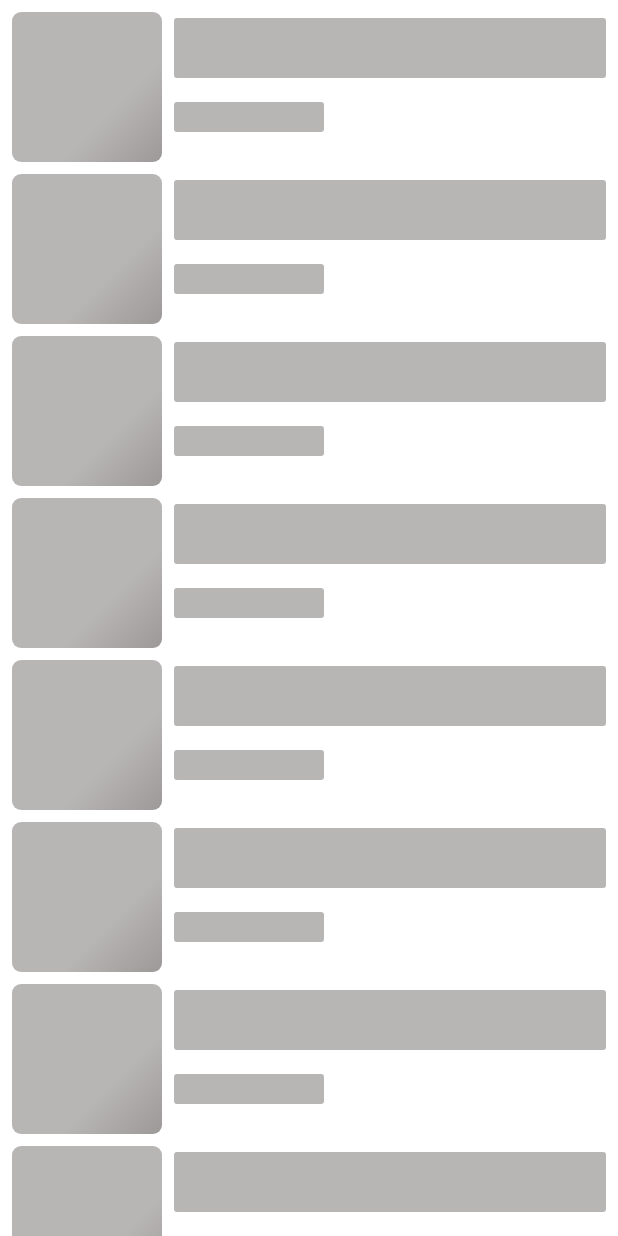
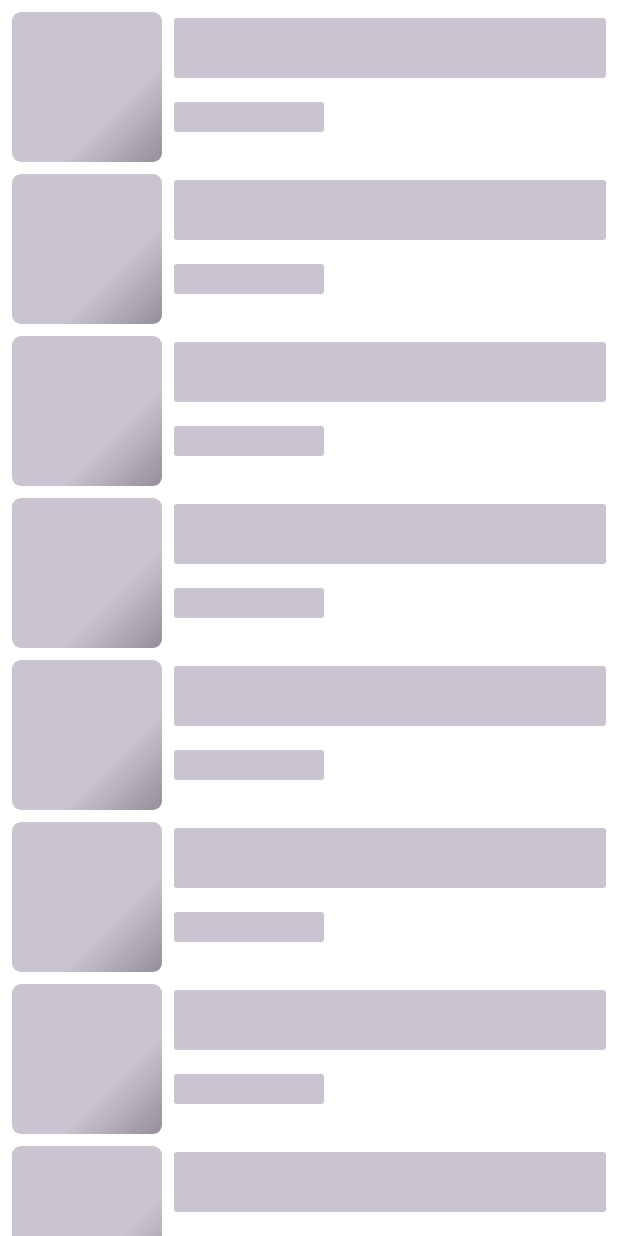
Before and after one commit to pex-1/HeadlineHunter, an Android app built with Jetpack Compose: the @Preview function ShimmerListItemPreview, on a phone screen of 412 x 824 dp. Run offline under Robolectric (Android 15) with nearby library versions, the phone set to English and light mode, and no system bars; our stand-ins replace Shimmer.

Commit message:
shimmer loading color update, some options disabled while loading data

```diff
--- a/app/src/main/java/com/example/headlinehunter/core/presentation/components/ShimmerListItem.kt
+++ b/app/src/main/java/com/example/headlinehunter/core/presentation/components/ShimmerListItem.kt
@@ -17,6 +17,7 @@ import androidx.compose.foundation.layout.size
 import androidx.compose.foundation.layout.width
 import androidx.compose.foundation.lazy.LazyColumn
 import androidx.compose.foundation.shape.RoundedCornerShape
+import androidx.compose.material3.MaterialTheme
 import androidx.compose.runtime.Composable
 import androidx.compose.runtime.getValue
 import androidx.compose.runtime.mutableStateOf
@@ -27,7 +28,6 @@ import androidx.compose.ui.composed
 import androidx.compose.ui.draw.clip
 import androidx.compose.ui.geometry.Offset
 import androidx.compose.ui.graphics.Brush
-import androidx.compose.ui.graphics.Color
 import androidx.compose.ui.layout.onGloballyPositioned
 import androidx.compose.ui.tooling.preview.Preview
 import androidx.compose.ui.unit.IntSize
@@ -42,6 +42,7 @@ fun ShimmerListItem(
     if (isLoading) {
         LazyColumn(
             modifier = Modifier.padding(start = 8.dp, end = 8.dp, top = 8.dp),
+            userScrollEnabled = false,
             verticalArrangement = Arrangement.spacedBy(8.dp)
         ) {
             items(20) {
@@ -97,9 +98,9 @@ fun Modifier.shimmerEffect(): Modifier = composed {
     background(
         brush = Brush.linearGradient(
             colors = listOf(
-                Color(0xFFB8B5B5),
-                Color(0xFF8F8B8B),
-                Color(0xFFB8B5B5),
+                MaterialTheme.colorScheme.outlineVariant,
+                MaterialTheme.colorScheme.outline,
+                MaterialTheme.colorScheme.outlineVariant,
             ),
             start = Offset(startOffsetX, 0f),
             end = Offset(startOffsetX + size.width.toFloat(), size.height.toFloat())
--- a/app/src/main/java/com/example/headlinehunter/ui/home/HomeScreen.kt
+++ b/app/src/main/java/com/example/headlinehunter/ui/home/HomeScreen.kt
@@ -64,6 +64,7 @@ fun HomeScreenRoot(
         animatedVisibilityScope = animatedVisibilityScope,
         sharedTransitionScope = sharedTransitionScope,
         onAction = { action ->
+            if (state.isLoadingData.not()) {
                 when (action) {
                     is HomeAction.OnBackClick -> onBackClick()
                     is HomeAction.OnArticleClick -> onArticleClick(action.articleId)
@@ -71,6 +72,7 @@ fun HomeScreenRoot(
                     else -> {}
                 }
                 viewModel.onAction(action)
+            }
         }
     )
 }
@@ -83,7 +85,6 @@ fun HomeScreen(
     sharedTransitionScope: SharedTransitionScope,
     onAction: (HomeAction) -> Unit
 ) {
-
 
     Column(
         modifier = Modifier
```
Lines whose indentation alone changed are shown as unchanged.
